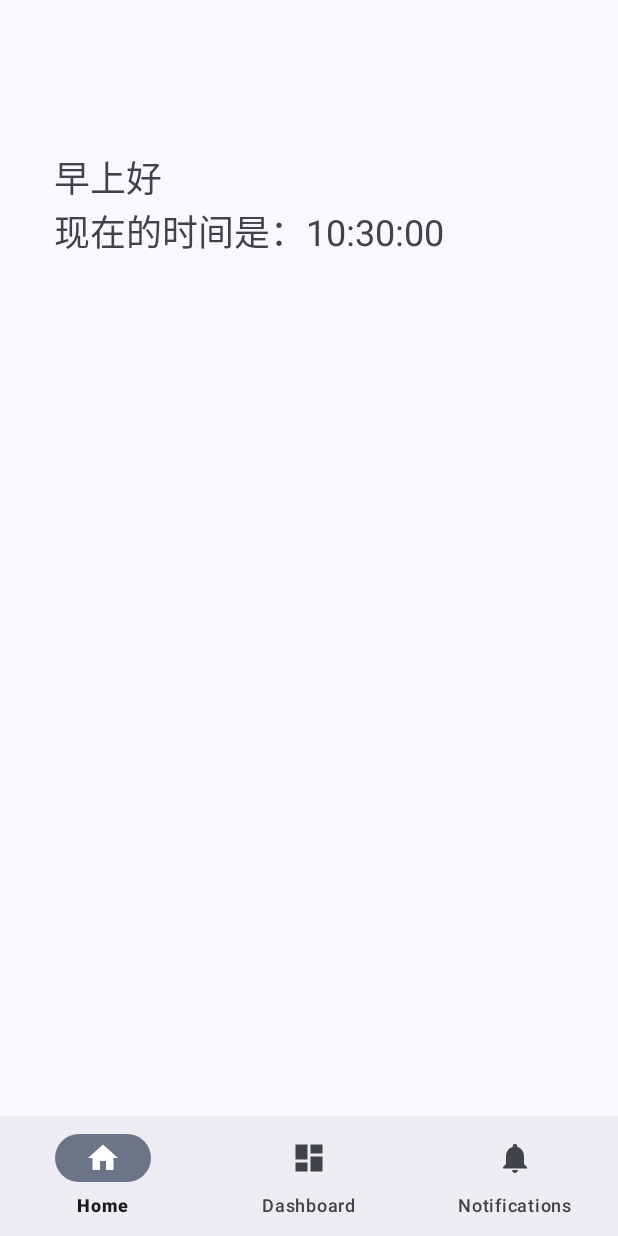
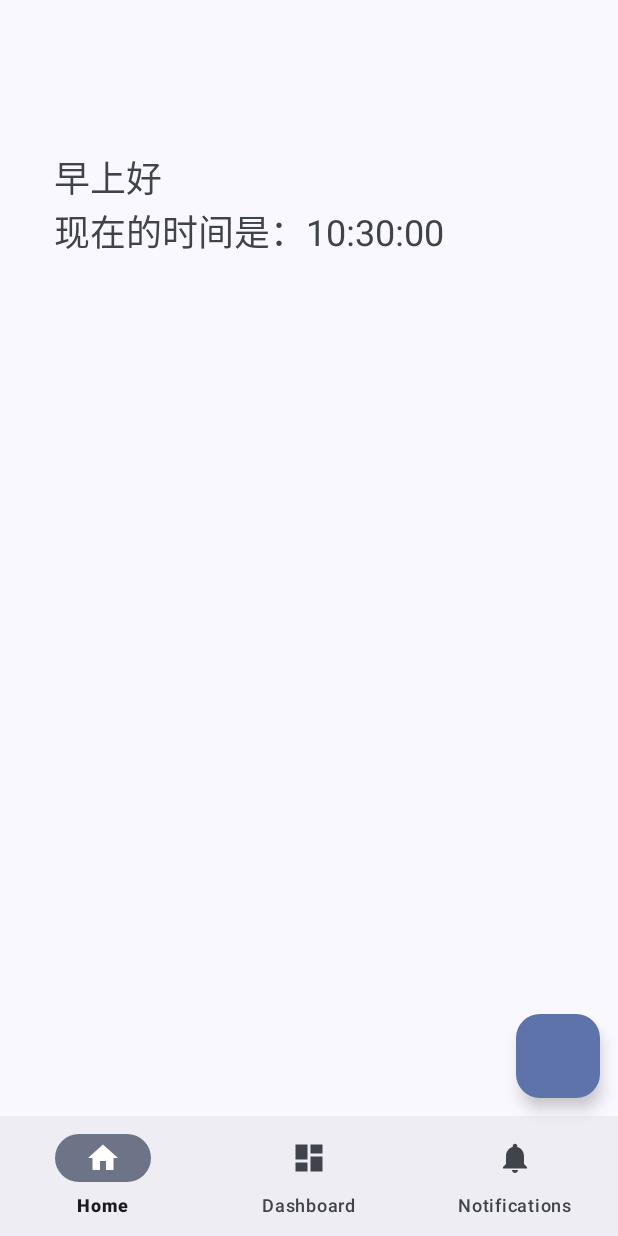
Before and after one commit to JunkFood02/Seal, an Android app: the screen it shows after launch (MainActivity), on a phone screen of 412 x 824 dp. Run offline under Robolectric (Android 15) with nearby library versions, the light colour scheme and no system bars; our stand-ins replace navigation-ui; libraries missing offline, so code that uses them is left out: com.yausername.youtubedl_android; 1 statement that could not run was skipped.

Commit message:
ytb-dl Android

```diff
--- a/app/build.gradle
+++ b/app/build.gradle
@@ -12,7 +12,9 @@ android {
         targetSdk 32
         versionCode 1
         versionName "1.0"
-
+        ndk {
+            abiFilters 'arm64-v8a','x86_64'
+        }
         testInstrumentationRunner "androidx.test.runner.AndroidJUnitRunner"
     }
 
@@ -44,6 +46,7 @@ dependencies {
     implementation 'androidx.lifecycle:lifecycle-viewmodel-ktx:2.4.1'
     implementation 'androidx.navigation:navigation-fragment-ktx:2.4.2'
     implementation 'androidx.navigation:navigation-ui-ktx:2.4.2'
+    implementation 'com.github.yausername.youtubedl-android:library:0.13.1'
     testImplementation 'junit:junit:4.13.2'
     androidTestImplementation 'androidx.test.ext:junit:1.1.3'
     androidTestImplementation 'androidx.test.espresso:espresso-core:3.4.0'
--- a/app/src/main/AndroidManifest.xml
+++ b/app/src/main/AndroidManifest.xml
@@ -2,9 +2,11 @@
 <manifest xmlns:android="http://schemas.android.com/apk/res/android"
     package="com.junkfood.seal">
 
+    <uses-permission android:name="android.permission.INTERNET" />
     <application
         android:name="com.junkfood.seal.BaseApplication"
         android:allowBackup="true"
+        android:extractNativeLibs="true"
         android:icon="@mipmap/ic_launcher"
         android:label="@string/app_name"
         android:roundIcon="@mipmap/ic_launcher_round"
@@ -12,8 +14,7 @@
         android:theme="@style/Theme.Seal">
         <activity
             android:name="com.junkfood.seal.MainActivity"
-            android:exported="true"
-            android:label="@string/app_name">
+            android:exported="true">
             <intent-filter>
                 <action android:name="android.intent.action.MAIN" />
 
--- a/app/src/main/java/com/junkfood/seal/BaseApplication.kt
+++ b/app/src/main/java/com/junkfood/seal/BaseApplication.kt
@@ -2,16 +2,26 @@ package com.junkfood.seal
 
 import android.app.Application
 import android.content.res.Resources
+import android.util.Log
 import com.google.android.material.color.DynamicColors
+import com.yausername.youtubedl_android.YoutubeDL
+import com.yausername.youtubedl_android.YoutubeDLException
+
 
 class BaseApplication : Application() {
     override fun onCreate() {
         super.onCreate()
         res = resources
-        DynamicColors.applyToActivitiesIfAvailable(this);
+        DynamicColors.applyToActivitiesIfAvailable(this)
+        try {
+            YoutubeDL.getInstance().init(this)
+        } catch (e: YoutubeDLException) {
+            Log.e(TAG, "failed to initialize youtubedl-android", e)
+        }
     }
 
     companion object {
         lateinit var res: Resources
+        private const val TAG = "BaseApplication"
     }
 }
--- a/app/src/main/res/layout/activity_main.xml
+++ b/app/src/main/res/layout/activity_main.xml
@@ -17,7 +17,14 @@
         app:layout_constraintRight_toRightOf="parent"
         app:elevation="0dp"
         app:menu="@menu/bottom_nav_menu" />
-
+    <com.google.android.material.floatingactionbutton.FloatingActionButton
+        android:layout_width="wrap_content"
+        android:layout_height="wrap_content"
+        app:layout_constraintBottom_toTopOf="@id/nav_view"
+        app:layout_constraintEnd_toEndOf="parent"
+        android:id="@+id/downloadButton"
+        android:layout_margin="12dp"
+        />
     <fragment
         android:id="@+id/nav_host_fragment_activity_main"
         android:name="androidx.navigation.fragment.NavHostFragment"
--- a/settings.gradle
+++ b/settings.gradle
@@ -10,6 +10,7 @@ dependencyResolutionManagement {
     repositories {
         google()
         mavenCentral()
+        maven { url 'https://jitpack.io' }
     }
 }
 rootProject.name = "Seal"
```
Also changed, not shown: app/src/main/java/com/junkfood/seal/MainActivity.kt (+29 -0 lines), build.gradle (line endings or trailing spaces).
